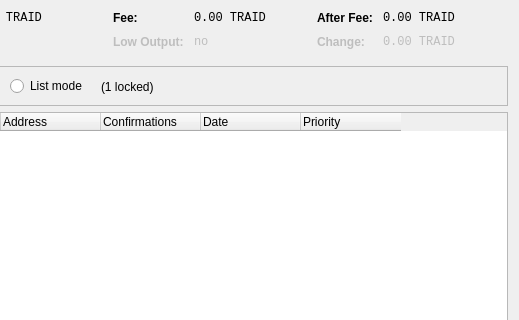
The window that src/qt/forms/coincontroldialog.ui (TraidPlatform/traidcoin) describes before a commit, drawn with Qt 5; both pictures show x 311 to 830 and y 0 to 320 of the 830 by 630 pixel window.
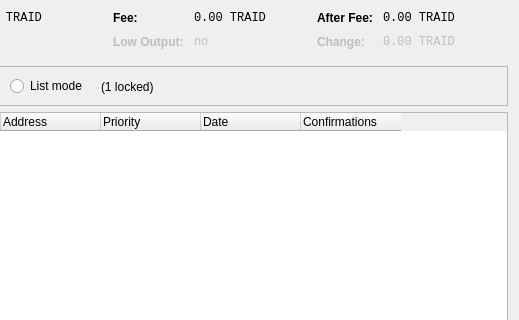
The same window after the commit. Custom widgets are drawn as their Qt base class.

The edit to the form file:
```diff
--- a/src/qt/forms/coincontroldialog.ui
+++ b/src/qt/forms/coincontroldialog.ui
@@ -597,6 +597,16 @@
        <string>Address</string>
       </property>
      </column>
+     <column>
+      <property name="text">
+       <string>Priority</string>
+      </property>
+     </column>
+     <column>
+      <property name="text">
+       <string>Date</string>
+      </property>
+     </column>
      <column>
       <property name="text">
        <string>Confirmations</string>
@@ -605,16 +615,6 @@
        <string>Confirmed</string>
       </property>
      </column>
-     <column>
-      <property name="text">
-       <string>Date</string>
-      </property>
-     </column>
-     <column>
-      <property name="text">
-       <string>Priority</string>
-      </property>
-     </column>
     </widget>
    </item>
    <item>
```
